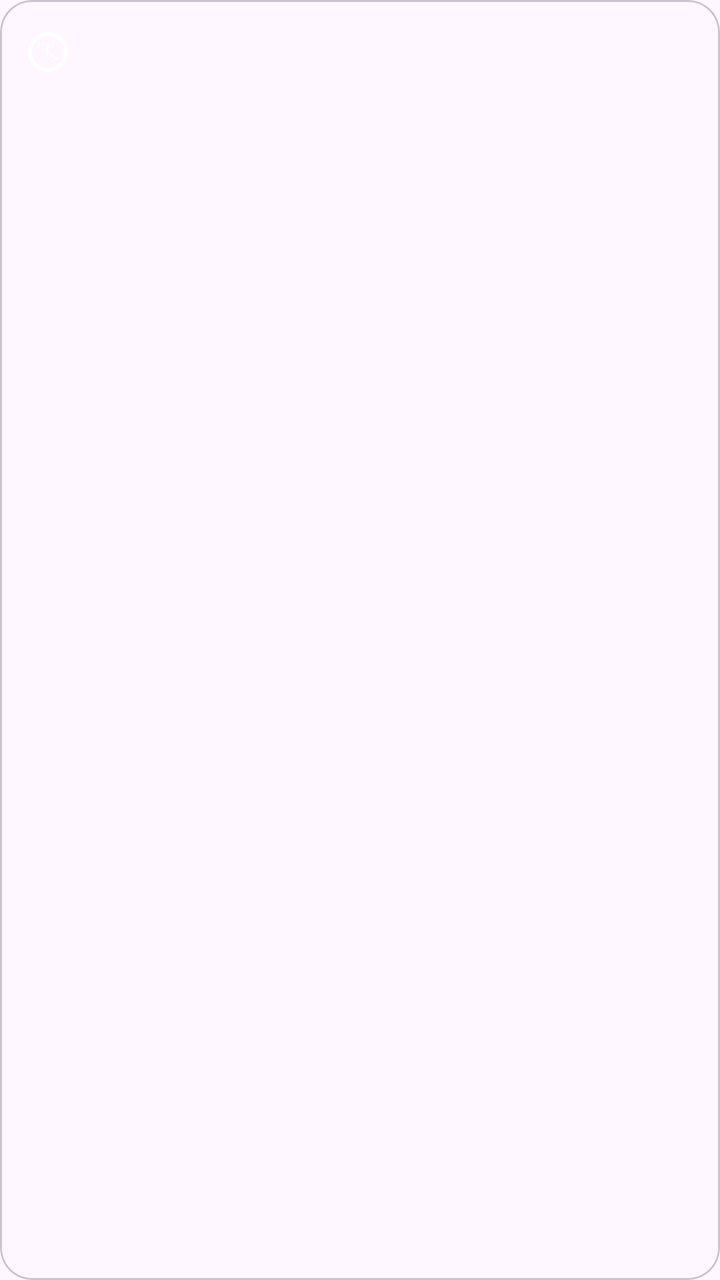
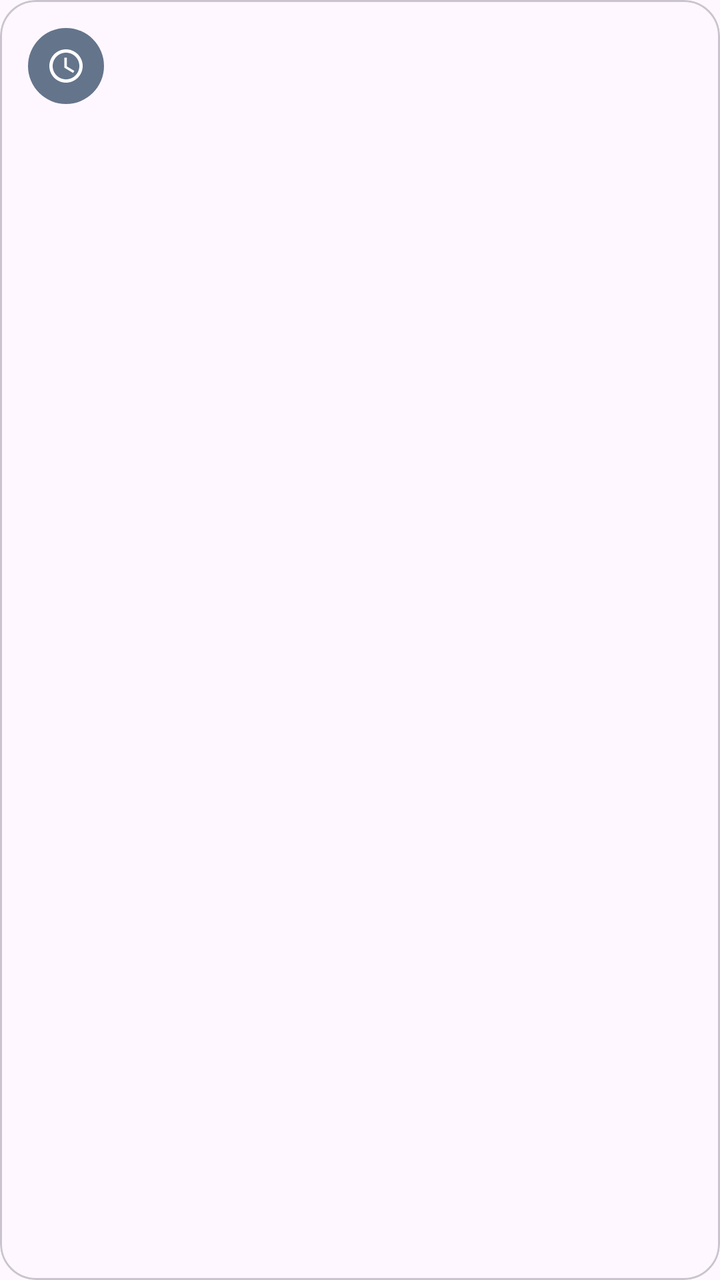

Compare the two renders of this Android layout. The source of the first and the diff that turns it into the second are given below.
<!-- AndroidManifest.xml: application theme Theme.Downtube -->
<!-- res/layout/item_download.xml -->
<?xml version="1.0" encoding="utf-8"?>
<com.google.android.material.card.MaterialCardView xmlns:android="http://schemas.android.com/apk/res/android"
    xmlns:app="http://schemas.android.com/apk/res-auto"
    android:layout_width="match_parent"
    android:layout_height="wrap_content"
    android:layout_marginTop="8dp"
    app:cardCornerRadius="16dp"
    app:cardElevation="0dp"
    app:strokeWidth="1dp">

    <LinearLayout
        android:layout_width="match_parent"
        android:layout_height="wrap_content"
        android:orientation="horizontal"
        android:padding="12dp">

        <ImageView
            android:id="@+id/statusIcon"
            android:layout_width="24dp"
            android:layout_height="24dp"
            android:layout_marginTop="2dp"
            android:contentDescription="@string/status_icon"
            android:src="@drawable/ic_status_queued" />

        <LinearLayout
            android:layout_width="0dp"
            android:layout_height="wrap_content"
            android:layout_marginStart="12dp"
            android:layout_weight="1"
            android:orientation="vertical">

            <TextView
                android:id="@+id/title"
                android:layout_width="match_parent"
                android:layout_height="wrap_content"
                android:ellipsize="end"
                android:maxLines="2"
                android:textAppearance="?attr/textAppearanceBodyLarge" />

            <TextView
                android:id="@+id/statusText"
                android:layout_width="match_parent"
                android:layout_height="wrap_content"
                android:layout_marginTop="2dp"
                android:ellipsize="end"
                android:maxLines="2"
                android:textAppearance="?attr/textAppearanceBodySmall" />

            <com.google.android.material.progressindicator.LinearProgressIndicator
                android:id="@+id/progressBar"
                android:layout_width="match_parent"
                android:layout_height="wrap_content"
                android:layout_marginTop="8dp"
                android:visibility="gone"
                app:trackCornerRadius="3dp"
                app:trackThickness="4dp" />

            <LinearLayout
                android:layout_width="match_parent"
                android:layout_height="wrap_content"
                android:layout_marginTop="2dp"
                android:orientation="horizontal">

                <com.google.android.material.button.MaterialButton
                    android:id="@+id/openButton"
                    style="@style/Widget.Material3.Button.TextButton"
                    android:layout_width="wrap_content"
                    android:layout_height="wrap_content"
                    android:minWidth="0dp"
                    android:text="@string/open"
                    android:visibility="gone" />

                <com.google.android.material.button.MaterialButton
                    android:id="@+id/cancelButton"
                    style="@style/Widget.Material3.Button.TextButton"
                    android:layout_width="wrap_content"
                    android:layout_height="wrap_content"
                    android:minWidth="0dp"
                    android:text="@string/cancel"
                    android:visibility="gone" />

                <com.google.android.material.button.MaterialButton
                    android:id="@+id/retryButton"
                    style="@style/Widget.Material3.Button.TextButton"
                    android:layout_width="wrap_content"
                    android:layout_height="wrap_content"
                    android:minWidth="0dp"
                    android:text="@string/retry"
                    android:visibility="gone" />

                <com.google.android.material.button.MaterialButton
                    android:id="@+id/deleteButton"
                    style="@style/Widget.Material3.Button.TextButton"
                    android:layout_width="wrap_content"
                    android:layout_height="wrap_content"
                    android:minWidth="0dp"
                    android:text="@string/remove"
                    android:visibility="gone" />
            </LinearLayout>
        </LinearLayout>
    </LinearLayout>
</com.google.android.material.card.MaterialCardView>
<!-- resources referenced by this layout -->
<resources>
  <!-- drawable ic_status_queued (drawable) -->
  <?xml version="1.0" encoding="utf-8"?>
  <vector xmlns:android="http://schemas.android.com/apk/res/android"
      android:width="24dp"
      android:height="24dp"
      android:viewportWidth="24"
      android:viewportHeight="24">
      <path
          android:fillColor="#FFFFFFFF"
          android:pathData="M11.99,2C6.47,2 2,6.48 2,12s4.47,10 9.99,10C17.52,22 22,17.52 22,12S17.52,2 11.99,2zM12,20c-4.42,0 -8,-3.58 -8,-8s3.58,-8 8,-8 8,3.58 8,8 -3.58,8 -8,8z" />
      <path
          android:fillColor="#FFFFFFFF"
          android:pathData="M12.5,7H11v6l5.25,3.15 0.75,-1.23 -4.5,-2.67z" />
  </vector>
  <string name="cancel">Cancel</string>
  <string name="open">Open</string>
  <string name="remove">Remove</string>
  <string name="retry">Retry</string>
  <string name="status_icon">Download status</string>
  <style name="Theme.Downtube" parent="Theme.Material3.DayNight" />
</resources>

<!-- the commit's change to res/layout/item_download.xml (unified diff, before → after) -->
@@ -4,7 +4,7 @@
     android:layout_width="match_parent"
     android:layout_height="wrap_content"
     android:layout_marginTop="8dp"
-    app:cardCornerRadius="16dp"
+    app:cardCornerRadius="18dp"
     app:cardElevation="0dp"
     app:strokeWidth="1dp">
 
@@ -12,15 +12,22 @@
         android:layout_width="match_parent"
         android:layout_height="wrap_content"
         android:orientation="horizontal"
-        android:padding="12dp">
+        android:padding="14dp">
 
-        <ImageView
-            android:id="@+id/statusIcon"
-            android:layout_width="24dp"
-            android:layout_height="24dp"
-            android:layout_marginTop="2dp"
-            android:contentDescription="@string/status_icon"
-            android:src="@drawable/ic_status_queued" />
+        <FrameLayout
+            android:id="@+id/badge"
+            android:layout_width="38dp"
+            android:layout_height="38dp"
+            android:background="@drawable/bg_badge">
+
+            <ImageView
+                android:id="@+id/statusIcon"
+                android:layout_width="20dp"
+                android:layout_height="20dp"
+                android:layout_gravity="center"
+                android:contentDescription="@string/status_icon"
+                android:src="@drawable/ic_status_queued" />
+        </FrameLayout>
 
         <LinearLayout
             android:layout_width="0dp"
@@ -35,25 +42,27 @@
                 android:layout_height="wrap_content"
                 android:ellipsize="end"
                 android:maxLines="2"
-                android:textAppearance="?attr/textAppearanceBodyLarge" />
+                android:textAppearance="?attr/textAppearanceBodyLarge"
+                android:textStyle="bold" />
 
             <TextView
                 android:id="@+id/statusText"
                 android:layout_width="match_parent"
                 android:layout_height="wrap_content"
-                android:layout_marginTop="2dp"
+                android:layout_marginTop="3dp"
                 android:ellipsize="end"
-                android:maxLines="2"
+                android:lineSpacingExtra="1dp"
+                android:maxLines="4"
                 android:textAppearance="?attr/textAppearanceBodySmall" />
 
             <com.google.android.material.progressindicator.LinearProgressIndicator
                 android:id="@+id/progressBar"
                 android:layout_width="match_parent"
                 android:layout_height="wrap_content"
-                android:layout_marginTop="8dp"
+                android:layout_marginTop="10dp"
                 android:visibility="gone"
                 app:trackCornerRadius="3dp"
-                app:trackThickness="4dp" />
+                app:trackThickness="5dp" />
 
             <LinearLayout
                 android:layout_width="match_parent"
@@ -88,6 +97,11 @@
                     android:text="@string/retry"
                     android:visibility="gone" />
 
+                <Space
+                    android:layout_width="0dp"
+                    android:layout_height="1dp"
+                    android:layout_weight="1" />
+
                 <com.google.android.material.button.MaterialButton
                     android:id="@+id/deleteButton"
                     style="@style/Widget.Material3.Button.TextButton"
<!-- resource entries referenced after the edit -->
@@ -1,5 +1,10 @@
 <!-- resources referenced by this layout -->
 <resources>
+  <!-- drawable bg_badge (drawable) -->
+  <shape xmlns:android="http://schemas.android.com/apk/res/android"
+      android:shape="oval">
+      <solid android:color="@color/status_queued" />
+  </shape>
   <!-- drawable ic_status_queued (drawable) -->
   <?xml version="1.0" encoding="utf-8"?>
   <vector xmlns:android="http://schemas.android.com/apk/res/android"
@@ -20,5 +25,6 @@
   <string name="retry">Retry</string>
   <string name="status_icon">Download status</string>
   <style name="Theme.Downtube" parent="Theme.Material3.DayNight" />
+  <color name="status_queued">#64748B</color>
 </resources>
 
